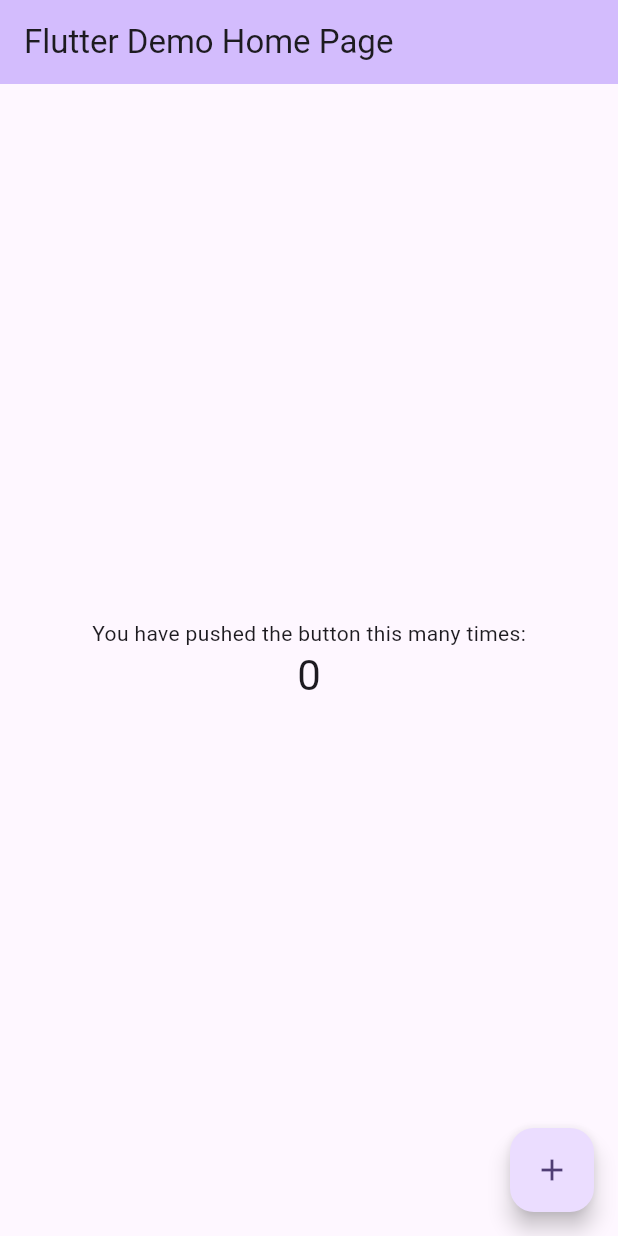
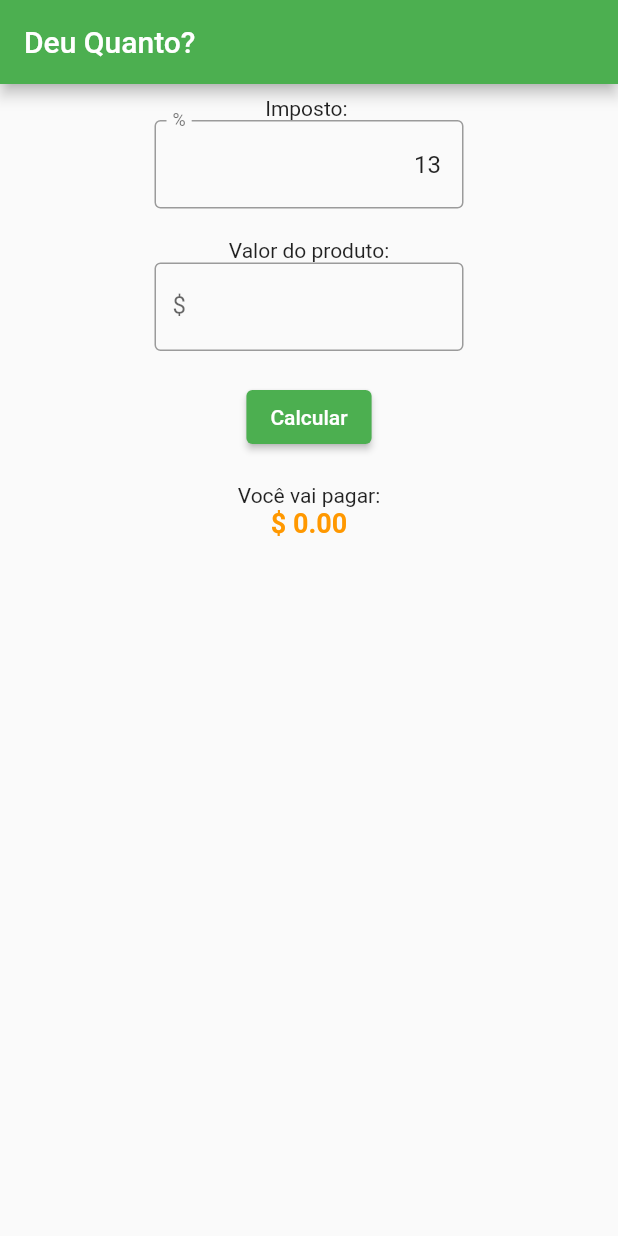
Before and after one commit to marcelojaf/deuquanto, a Flutter app: the screen it shows after launch, on a phone screen of 412 x 824 dp. Run offline on Flutter 3.47's test engine with Material 2 defaults, Android fonts, the phone set to English and light mode, and no system bars; our stand-ins replace flutter_svg; network calls fail.

Commit message:
MVP funcionando

```diff
--- /dev/null
+++ b/src/lib/deuquantomaterial.dart
@@ -0,0 +1,14 @@
+import 'package:deuquanto/splash.dart';
+import 'package:flutter/material.dart';
+
+class DeuQuantoMaterial extends StatelessWidget {
+  const DeuQuantoMaterial({super.key});
+
+  @override
+  Widget build(BuildContext context) {
+    return MaterialApp(
+      home: const Splash(),
+      theme: ThemeData(primarySwatch: Colors.green),
+    );
+  }
+}
--- /dev/null
+++ b/src/lib/home.dart
@@ -0,0 +1,85 @@
+import 'package:flutter/material.dart';
+
+class Home extends StatefulWidget {
+  final String nome;
+
+  const Home({super.key, required this.nome});
+
+  @override
+  State<Home> createState() => _HomeState();
+}
+
+class _HomeState extends State<Home> {
+  var imposto = 13;
+  var valorProduto = 0.0;
+  var valorAPagar = 0.0;
+
+  @override
+  Widget build(BuildContext context) {
+    return Scaffold(
+      body: Padding(
+        padding: EdgeInsets.symmetric(
+            vertical: 8, horizontal: MediaQuery.of(context).size.width * 0.25),
+        child: Column(
+          mainAxisSize: MainAxisSize.min,
+          children: [
+            const Text('Imposto: '),
+            TextFormField(
+              initialValue: imposto.toString(),
+              keyboardType:
+                  const TextInputType.numberWithOptions(decimal: true),
+              decoration: const InputDecoration(
+                  hintText: '0.00',
+                  labelText: '%',
+                  alignLabelWithHint: true,
+                  border: OutlineInputBorder()),
+              textAlign: TextAlign.end,
+            ),
+            const SizedBox(
+              height: 20,
+            ),
+            const Text('Valor do produto:'),
+            TextFormField(
+                keyboardType:
+                    const TextInputType.numberWithOptions(decimal: true),
+                decoration: const InputDecoration(
+                    hintText: '0.00',
+                    labelText: '\$',
+                    border: OutlineInputBorder()),
+                textAlign: TextAlign.end,
+                onChanged: (value) => {
+                      setState(() {
+                        var newValue = value;
+                        if (value.contains(",")) {
+                          newValue = value.replaceAll(",", ".");
+                        }
+                        valorProduto = double.parse(newValue);
+                      })
+                    }),
+            const SizedBox(
+              height: 20,
+            ),
+            ElevatedButton(
+                onPressed: () {
+                  setState(() {
+                    valorAPagar =
+                        valorProduto + (valorProduto * (imposto / 100));
+                  });
+                },
+                child: const Text('Calcular')),
+            const SizedBox(
+              height: 20,
+            ),
+            const Text('Você vai pagar:'),
+            Text('\$ ${valorAPagar.toStringAsFixed(2)}',
+                style: const TextStyle(
+                    color: Colors.orange,
+                    fontSize: 18,
+                    fontWeight: FontWeight.bold))
+          ],
+        ),
+      ),
+      appBar: AppBar(title: Text(widget.nome)),
+    );
+  }
+}
--- a/src/lib/main.dart
+++ b/src/lib/main.dart
@@ -1,125 +1,6 @@
+import 'package:deuquanto/deuquantomaterial.dart';
 import 'package:flutter/material.dart';
 
 void main() {
-  runApp(const MyApp());
+  runApp(const DeuQuantoMaterial());
 }
-
-class MyApp extends StatelessWidget {
-  const MyApp({super.key});
-
-  // This widget is the root of your application.
-  @override
-  Widget build(BuildContext context) {
-    return MaterialApp(
-      title: 'Flutter Demo',
-      theme: ThemeData(
-        // This is the theme of your application.
-        //
-        // TRY THIS: Try running your application with "flutter run". You'll see
-        // the application has a blue toolbar. Then, without quitting the app,
-        // try changing the seedColor in the colorScheme below to Colors.green
-        // and then invoke "hot reload" (save your changes or press the "hot
-        // reload" button in a Flutter-supported IDE, or press "r" if you used
-        // the command line to start the app).
-        //
-        // Notice that the counter didn't reset back to zero; the application
-        // state is not lost during the reload. To reset the state, use hot
-        // restart instead.
-        //
-        // This works for code too, not just values: Most code changes can be
-        // tested with just a hot reload.
-        colorScheme: ColorScheme.fromSeed(seedColor: Colors.deepPurple),
-        useMaterial3: true,
-      ),
-      home: const MyHomePage(title: 'Flutter Demo Home Page'),
-    );
-  }
-}
-
-class MyHomePage extends StatefulWidget {
-  const MyHomePage({super.key, required this.title});
-
-  // This widget is the home page of your application. It is stateful, meaning
-  // that it has a State object (defined below) that contains fields that affect
-  // how it looks.
-
-  // This class is the configuration for the state. It holds the values (in this
-  // case the title) provided by the parent (in this case the App widget) and
-  // used by the build method of the State. Fields in a Widget subclass are
-  // always marked "final".
-
-  final String title;
-
-  @override
-  State<MyHomePage> createState() => _MyHomePageState();
-}
-
-class _MyHomePageState extends State<MyHomePage> {
-  int _counter = 0;
-
-  void _incrementCounter() {
-    setState(() {
-      // This call to setState tells the Flutter framework that something has
-      // changed in this State, which causes it to rerun the build method below
-      // so that the display can reflect the updated values. If we changed
-      // _counter without calling setState(), then the build method would not be
-      // called again, and so nothing would appear to happen.
-      _counter++;
-    });
-  }
-
-  @override
-  Widget build(BuildContext context) {
-    // This method is rerun every time setState is called, for instance as done
-    // by the _incrementCounter method above.
-    //
-    // The Flutter framework has been optimized to make rerunning build methods
-    // fast, so that you can just rebuild anything that needs updating rather
-    // than having to individually change instances of widgets.
-    return Scaffold(
-      appBar: AppBar(
-        // TRY THIS: Try changing the color here to a specific color (to
-        // Colors.amber, perhaps?) and trigger a hot reload to see the AppBar
-        // change color while the other colors stay the same.
-        backgroundColor: Theme.of(context).colorScheme.inversePrimary,
-        // Here we take the value from the MyHomePage object that was created by
-        // the App.build method, and use it to set our appbar title.
-        title: Text(widget.title),
-      ),
-      body: Center(
-        // Center is a layout widget. It takes a single child and positions it
-        // in the middle of the parent.
-        child: Column(
-          // Column is also a layout widget. It takes a list of children and
-          // arranges them vertically. By default, it sizes itself to fit its
-          // children horizontally, and tries to be as tall as its parent.
-          //
-          // Column has various properties to control how it sizes itself and
-          // how it positions its children. Here we use mainAxisAlignment to
-          // center the children vertically; the main axis here is the vertical
-          // axis because Columns are vertical (the cross axis would be
-          // horizontal).
-          //
-          // TRY THIS: Invoke "debug painting" (choose the "Toggle Debug Paint"
-          // action in the IDE, or press "p" in the console), to see the
-          // wireframe for each widget.
-          mainAxisAlignment: MainAxisAlignment.center,
-          children: <Widget>[
-            const Text(
-              'You have pushed the button this many times:',
-            ),
-            Text(
-              '$_counter',
-              style: Theme.of(context).textTheme.headlineMedium,
-            ),
-          ],
-        ),
-      ),
-      floatingActionButton: FloatingActionButton(
-        onPressed: _incrementCounter,
-        tooltip: 'Increment',
-        child: const Icon(Icons.add),
-      ), // This trailing comma makes auto-formatting nicer for build methods.
-    );
-  }
-}
```
Also changed, not shown: src/lib/splash.dart (added, +52 -0 lines), src/pubspec.yaml (+3 -4 lines), src/pubspec.lock, 4 other files.
